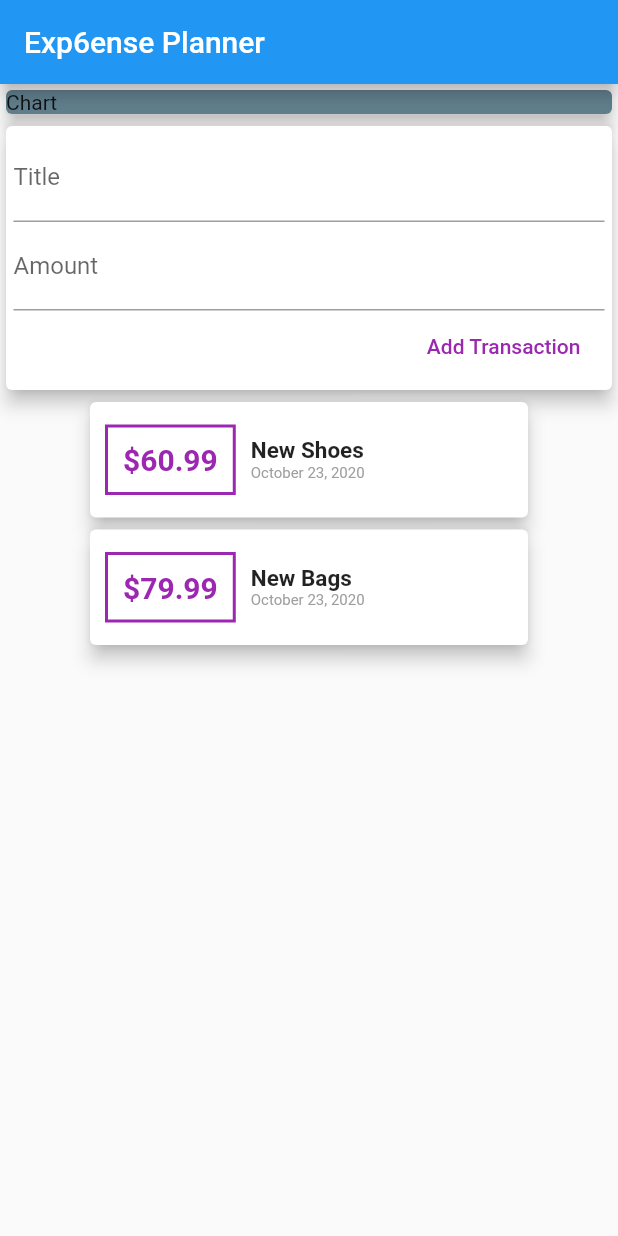
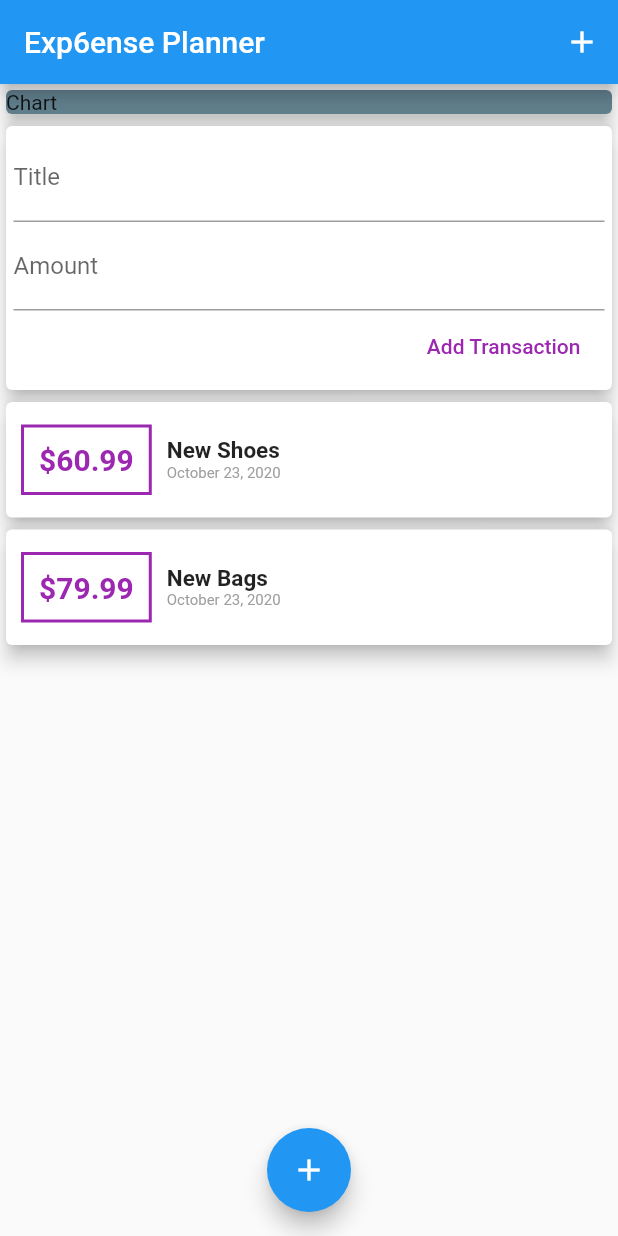
Before and after one commit to DevAdedoyin/Expense-Planner, a Flutter app: the screen it shows after launch, after a tap on "Add Transaction", on a phone screen of 412 x 824 dp. Run offline on Flutter 3.47's test engine with Material 2 defaults, Android fonts, the phone set to English and light mode, and no system bars.

Commit message:
Expense Planner App: Floating Action Button and Add Icon in App Bar Added

```diff
--- a/lib/main.dart
+++ b/lib/main.dart
@@ -15,6 +15,7 @@ class HomePage extends StatelessWidget {
       home: Scaffold(
         appBar: AppBar(
           title: Text("Exp6ense Planner"),
+          actions: [IconButton(icon: Icon(Icons.add), onPressed: () {})],
         ),
         body: SingleChildScrollView(
           child: Column(
@@ -32,6 +33,11 @@ class HomePage extends StatelessWidget {
             ],
           ),
         ),
+        floatingActionButtonLocation: FloatingActionButtonLocation.centerFloat,
+        floatingActionButton: FloatingActionButton(
+          onPressed: () {},
+          child: Icon(Icons.add),
+        ),
       ),
     );
   }
--- a/lib/widgets/new_transaction.dart
+++ b/lib/widgets/new_transaction.dart
@@ -6,6 +6,17 @@ class NewTransaction extends StatelessWidget {
   final amountController = TextEditingController();
 
   NewTransaction(this.addTx);
+
+  void submitData() {
+    final enteredTitle = textController.text;
+    final enteredAmount = double.parse(amountController.text);
+
+    if (enteredTitle.isEmpty || enteredAmount <= 0) {
+      return;
+    }
+
+    addTx(enteredTitle, enteredAmount);
+  }
 
   @override
   Widget build(BuildContext context) {
@@ -20,17 +31,20 @@ class NewTransaction extends StatelessWidget {
               decoration: InputDecoration(labelText: "Title"),
               // onChanged: (val) => titleInput = val,
               controller: textController,
+              onSubmitted: (_) => submitData(),
             ),
             TextField(
               decoration: InputDecoration(labelText: "Amount"),
               // onChanged: (val) => amountInput = val,
               controller: amountController,
+              keyboardType: TextInputType.number,
+              onSubmitted: (_) => submitData(),
             ),
             FlatButton(
               onPressed: () {
                 //print(textController.text);
                 //print(amountController.text);
-                addTx(textController.text, double.parse(amountController.text));
+                submitData();
               },
               child: Text("Add Transaction"),
               textColor: Colors.purple,
--- a/lib/widgets/transaction_list.dart
+++ b/lib/widgets/transaction_list.dart
@@ -1,18 +1,18 @@
+import 'package:expense_planner/models/transaction.dart';
 import 'package:flutter/material.dart';
 import 'package:intl/intl.dart';
 
 class TransactionList extends StatelessWidget {
-  final _transactions;
+  final List<Transaction> _transactions;
 
   TransactionList(this._transactions);
 
   @override
   Widget build(BuildContext context) {
     return Container(
-      width: 300,
-      child: SingleChildScrollView(
-        child: Column(
-          children: _transactions.map<Widget>((trn) {
+      height: 300,
+      child: ListView.builder(
+        itemBuilder: (ctx, index) {
           return Card(
             child: Row(
               children: [
@@ -22,7 +22,7 @@ class TransactionList extends StatelessWidget {
                   margin: EdgeInsets.symmetric(horizontal: 10, vertical: 15),
                   padding: EdgeInsets.all(10),
                   child: Text(
-                      '\$${trn.amount}',
+                    '\$${_transactions[index].amount.toStringAsFixed(2)}',
                     style: TextStyle(
                         color: Colors.purple,
                         fontWeight: FontWeight.bold,
@@ -33,12 +33,12 @@ class TransactionList extends StatelessWidget {
                   crossAxisAlignment: CrossAxisAlignment.start,
                   children: <Widget>[
                     Text(
-                        trn.title,
-                        style: TextStyle(
-                            fontWeight: FontWeight.bold, fontSize: 15),
+                      _transactions[index].title,
+                      style:
+                          TextStyle(fontWeight: FontWeight.bold, fontSize: 15),
                     ),
                     Text(
-                        DateFormat.yMMMMd().format(trn.date),
+                      DateFormat.yMMMMd().format(_transactions[index].date),
                       style: TextStyle(color: Colors.grey, fontSize: 10),
                     )
                   ],
@@ -47,8 +47,8 @@ class TransactionList extends StatelessWidget {
             ),
             elevation: 5,
           );
-          }).toList(),
-        ),
+        },
+        itemCount: _transactions.length,
       ),
     );
   }
```
Lines whose indentation alone changed are shown as unchanged.
